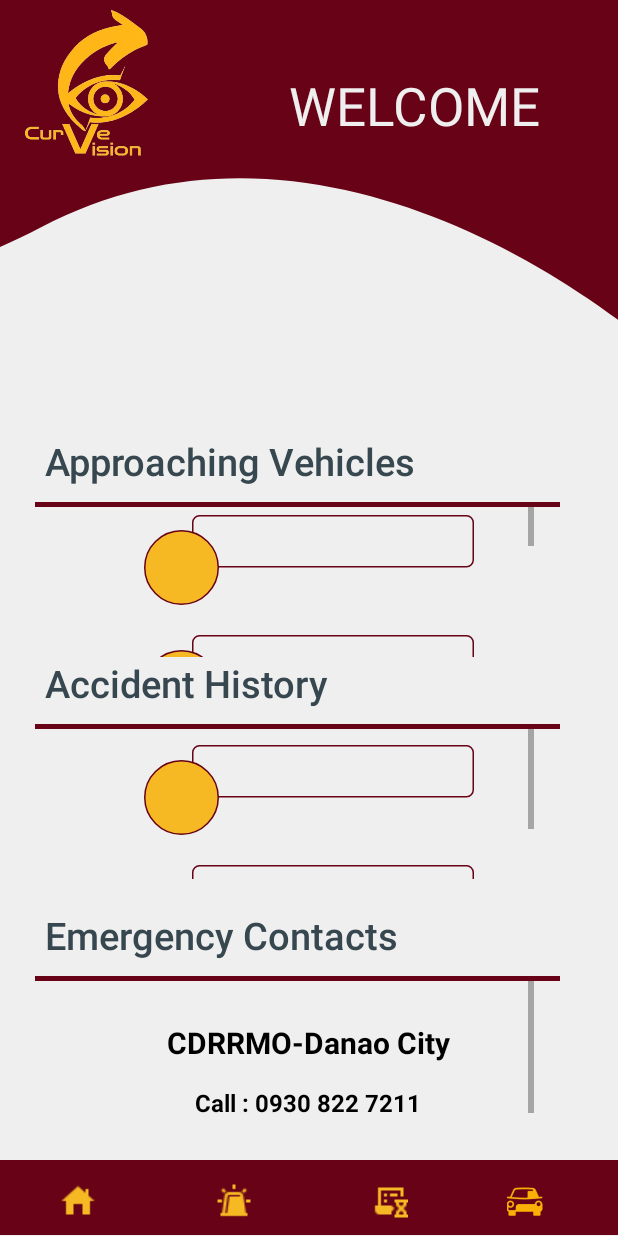
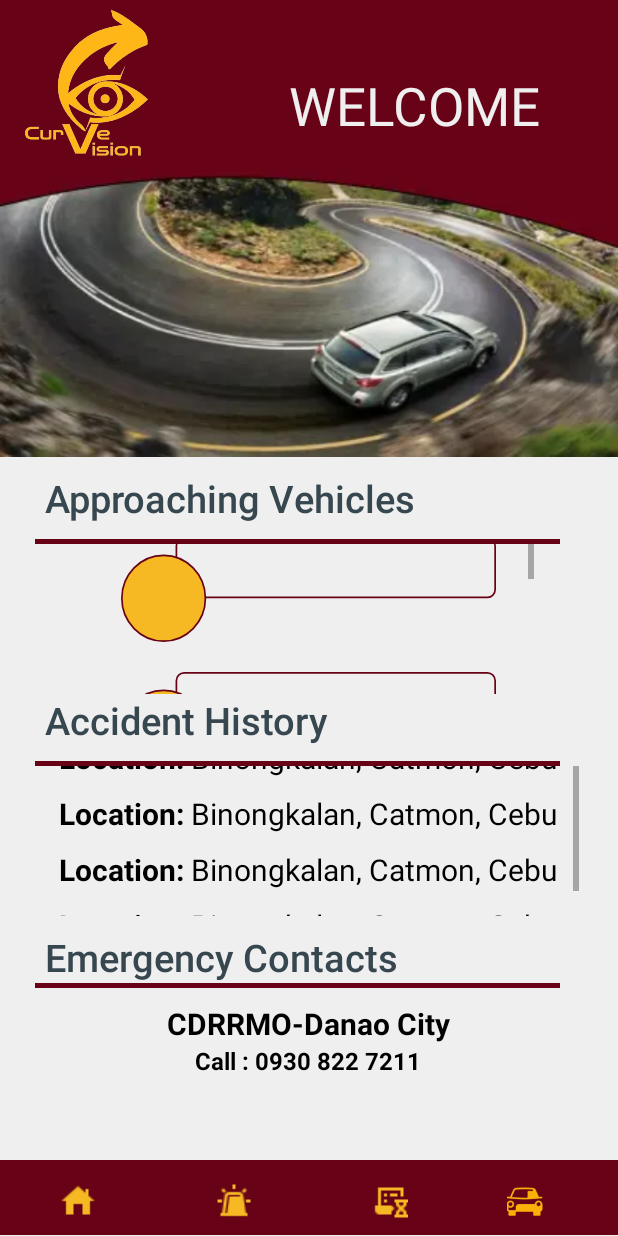
Before and after one commit to iimiii/curvision, an Android app: the homepage screen opened directly, with no data from a screen before it, on a phone screen of 412 x 824 dp. Run offline under Robolectric (Android 15) with nearby library versions, the phone set to English and light mode, and no system bars.

Commit message:
update 3/18

```diff
--- a/app/src/main/res/drawable/frame2.xml
+++ b/app/src/main/res/drawable/frame2.xml
@@ -1,6 +1,6 @@
 <vector xmlns:android="http://schemas.android.com/apk/res/android"
-    android:width="220dp"
-    android:height="60dp"
+    android:width="250dp"
+    android:height="70dp"
     android:viewportWidth="220"
     android:viewportHeight="60">
     <path
--- a/app/src/main/res/drawable/main_background.xml
+++ b/app/src/main/res/drawable/main_background.xml
@@ -7,5 +7,7 @@
     tools:ignore="VectorRaster">
     <path
         android:fillColor="#FF680216"
+        android:strokeColor="#FF000000"
+        android:strokeWidth="1"
         android:pathData="M23.92 72.54c-160.32 46.29-192.54-31-188.61-75.42V-116H424v249C357.44 93.56 184.25 26.25 23.92 72.54Z"/>
 </vector>
--- a/app/src/main/res/layout/homepage_activity.xml
+++ b/app/src/main/res/layout/homepage_activity.xml
@@ -8,16 +8,18 @@
 
 
     <RelativeLayout
+        android:id="@+id/mainbg"
         android:layout_width="match_parent"
-        android:layout_height="8dp"
+        android:layout_height="45dp"
         android:layout_weight="0.05"
-        android:background="@drawable/main_background">
+        android:background="@drawable/mainfinal">
 
         <ImageView
             android:layout_width="125dp"
             android:layout_height="112dp"
             android:src="@drawable/logo"
             tools:ignore="ContentDescription" />
+
 
 
         <TextView
@@ -32,6 +34,8 @@
             android:textColor="@color/bg"
             android:textSize="35sp"
             tools:ignore="TextSizeCheck" />
+
+
 
 
     </RelativeLayout>
@@ -162,7 +166,7 @@
                 android:src="@drawable/line" />
 
             <ScrollView
-                android:layout_width="300dp"
+                android:layout_width="360dp"
                 android:layout_height="100dp"
                 android:layout_gravity="center">
 
@@ -170,24 +174,39 @@
                 android:layout_width="wrap_content"
                 android:layout_height="wrap_content"
                 android:layout_gravity="center"
-                android:orientation="vertical"
-                android:layout_marginTop="15dp">
+                android:orientation="vertical">
 
-                <ImageView
-                    android:layout_width="match_parent"
+                <TextView
+                    android:layout_width="wrap_content"
                     android:layout_height="wrap_content"
-                    android:layout_marginTop="30dp"
-                    android:contentDescription="@string/todo"
-                    android:src="@drawable/frame2"
-                    tools:ignore="ImageContrastCheck" />
+                    android:layout_marginTop="0dp"
+                    android:text="@string/location"
+                    android:textColor="@color/black"
+                    android:textSize="20sp" />
 
-                <ImageView
-                    android:layout_width="match_parent"
+                <TextView
+                    android:layout_width="wrap_content"
                     android:layout_height="wrap_content"
-                    android:layout_marginTop="20dp"
-                    android:contentDescription="@string/todo"
-                    android:src="@drawable/frame2"
-                    tools:ignore="ImageContrastCheck" />
+                    android:layout_marginTop="10dp"
+                    android:text="@string/location"
+                    android:textColor="@color/black"
+                    android:textSize="20sp" />
+
+                <TextView
+                    android:layout_width="wrap_content"
+                    android:layout_height="wrap_content"
+                    android:layout_marginTop="10dp"
+                    android:text="@string/location"
+                    android:textColor="@color/black"
+                    android:textSize="20sp" />
+
+                <TextView
+                    android:layout_width="wrap_content"
+                    android:layout_height="wrap_content"
+                    android:layout_marginTop="10dp"
+                    android:text="@string/location"
+                    android:textColor="@color/black"
+                    android:textSize="20sp" />
 
             </LinearLayout>
             </ScrollView>
@@ -204,7 +223,7 @@
                     android:layout_width="wrap_content"
                     android:layout_height="wrap_content"
                     android:layout_marginStart="30dp"
-                    android:layout_marginTop="20dp"
+                    android:layout_marginTop="10dp"
                     android:fontFamily="sans-serif-medium"
                     android:text="@string/emergency_contacts"
                     android:textColor="#37474F"
@@ -214,14 +233,9 @@
                     android:layout_width="wrap_content"
                     android:layout_height="wrap_content"
                     android:layout_marginStart="23dp"
-                    android:layout_marginTop="10dp"
                     android:contentDescription="@string/todo"
                     android:src="@drawable/line" />
 
-                <ScrollView
-                    android:layout_width="300dp"
-                    android:layout_height="90dp"
-                    android:layout_gravity="center">
 
                 <LinearLayout
                     android:layout_width="wrap_content"
@@ -230,29 +244,27 @@
                     android:orientation="vertical"
                     android:layout_marginTop="10dp">
 
-                    <TextView
-                        android:layout_width="wrap_content"
-                        android:layout_height="wrap_content"
-                        android:layout_gravity="center"
-                        android:layout_marginTop="10dp"
-                        android:textStyle="bold"
-                        android:textSize="20sp"
-                        android:textColor="@color/black"
-                        android:text="@string/cdrrmo_danao_city"/>
-
 
                     <TextView
                         android:layout_width="wrap_content"
                         android:layout_height="wrap_content"
                         android:layout_gravity="center"
-                        android:layout_marginTop="15sp"
+                        android:text="@string/cdrrmo_danao_city"
+                        android:textColor="@color/black"
+                        android:textSize="20sp"
+                        android:textStyle="bold" />
+
+                    <TextView
+                        android:layout_width="wrap_content"
+                        android:layout_height="wrap_content"
+                        android:layout_gravity="center"
                         android:textStyle="bold"
                         android:textColor="@color/black"
                         android:textSize="16sp"
                         android:text="@string/_0930_822_7211"/>
 
                 </LinearLayout>
-                </ScrollView>
+
 
     </LinearLayout>
         </LinearLayout>
```
Also changed, not shown: app/src/main/res/drawable/frame4.xml (added, +13 -0 lines), app/src/main/res/layout/emergencypage.xml (+50 -46 lines), app/src/main/res/layout/historypage.xml (+19 -26 lines), app/src/main/res/layout/vehiclespage.xml (+7 -29 lines), app/src/main/res/drawable/main.webp (added), app/src/main/res/drawable/mainfbg.webp (added), app/src/main/res/drawable/mainfinal.webp (added), app/src/main/res/drawable/pic.webp (added).
